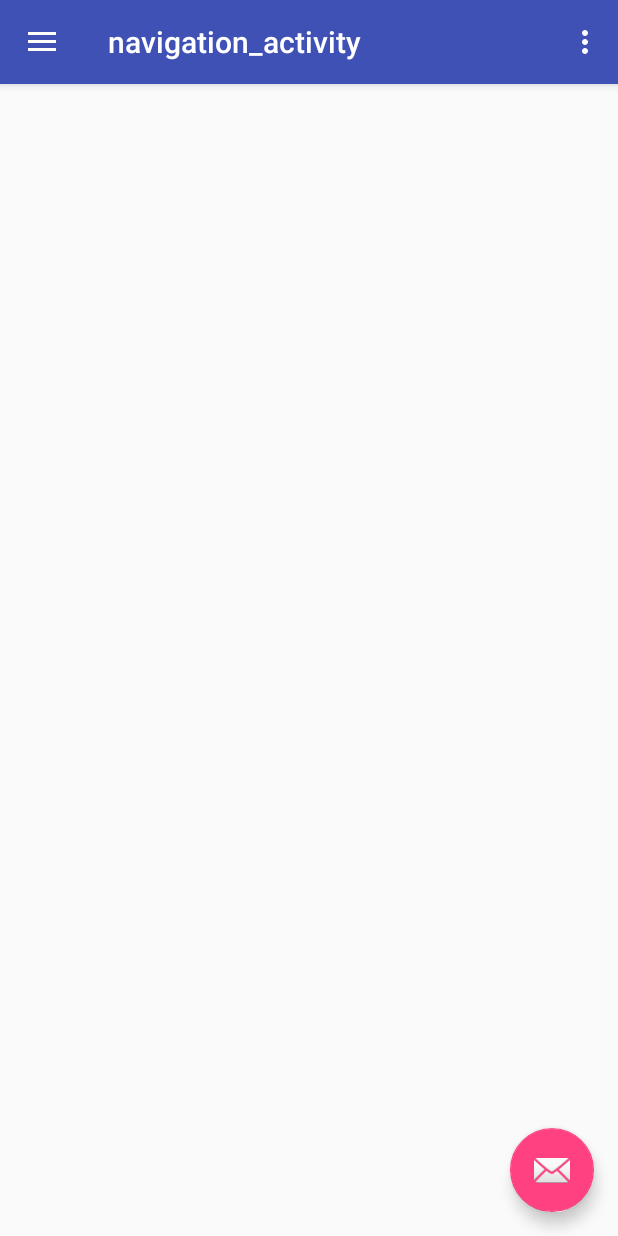
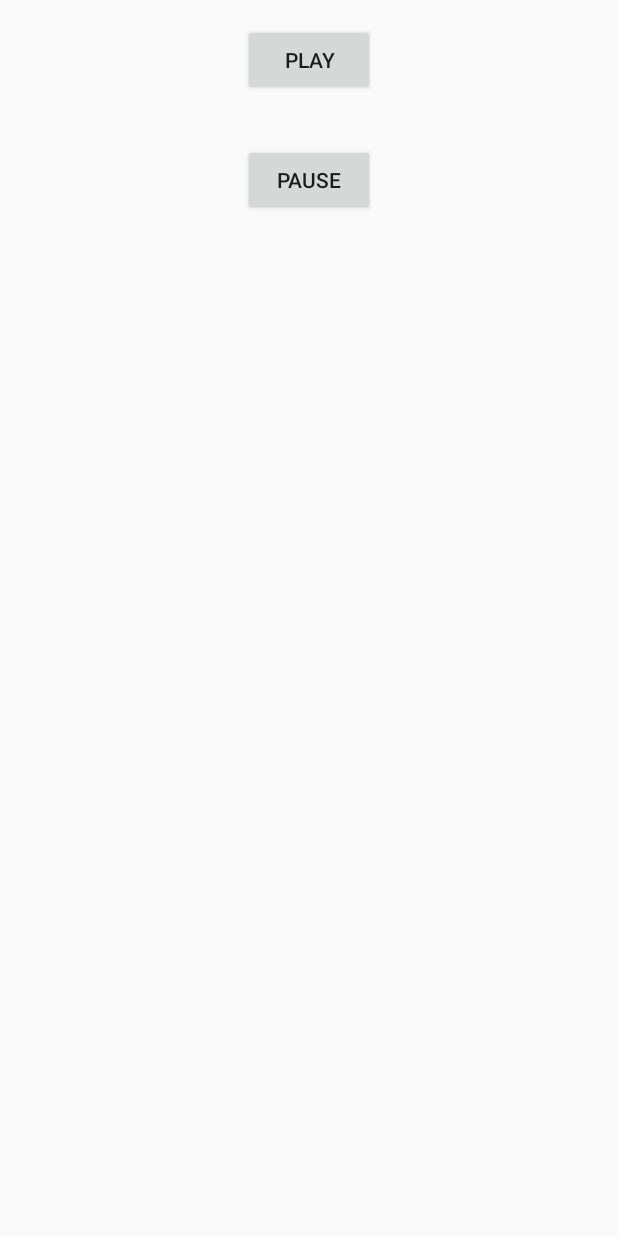
Before and after one commit to successanil/DemoMusicPlayer, an Android app: the screen it shows after launch (navigation_activity), on a phone screen of 412 x 824 dp. Run offline under Robolectric (Android 15) with nearby library versions, the phone set to English and light mode, and no system bars.

Commit message:
Song added with a working play button

```diff
--- a/AudioPlayer/app/src/main/AndroidManifest.xml
+++ b/AudioPlayer/app/src/main/AndroidManifest.xml
@@ -24,6 +24,10 @@
             </intent-filter>
 
         </activity>
+
+        <service android:name=".SongService"
+            android:label="AndroidService"/>
+
     </application>
 
 </manifest>
--- a/AudioPlayer/app/src/main/java/in/relsellglobal/audioplayer/navigation_activity.java
+++ b/AudioPlayer/app/src/main/java/in/relsellglobal/audioplayer/navigation_activity.java
@@ -4,6 +4,8 @@
 
 package in.relsellglobal.audioplayer;
 
+import android.content.Intent;
+import android.media.MediaPlayer;
 import android.os.Bundle;
 import android.support.design.widget.FloatingActionButton;
 import android.support.design.widget.Snackbar;
@@ -16,46 +18,46 @@ import android.support.v7.app.AppCompatActivity;
 import android.support.v7.widget.Toolbar;
 import android.view.Menu;
 import android.view.MenuItem;
+import android.widget.Button;
 //changed by ashish
 
 public class navigation_activity extends AppCompatActivity
         implements NavigationView.OnNavigationItemSelectedListener {
 
+
+
+    Intent serviceIntent;
+    Button play;
+    Button pause;
+
     @Override
     protected void onCreate(Bundle savedInstanceState) {
         super.onCreate(savedInstanceState);
-        setContentView(R.layout.activity_navigation_activity);
+        setContentView(R.layout.song_service);
         Toolbar toolbar = (Toolbar) findViewById(R.id.toolbar);
         setSupportActionBar(toolbar);
 
-        FloatingActionButton fab = (FloatingActionButton) findViewById(R.id.fab);
-        fab.setOnClickListener(new View.OnClickListener() {
+        //TODO inoke SongSerivice
+        serviceIntent = new Intent(this, SongService.class);
+
+        play = (Button) findViewById(R.id.play);
+        pause = (Button) findViewById(R.id.pause);
+//        startService(serviceIntent);
+
+        play.setOnClickListener(new View.OnClickListener() {
             @Override
             public void onClick(View view) {
-                Snackbar.make(view, "Replace with your own action", Snackbar.LENGTH_LONG)
-                        .setAction("Action", null).show();
+                startService(serviceIntent);
             }
         });
 
-        DrawerLayout drawer = (DrawerLayout) findViewById(R.id.drawer_layout);
-        ActionBarDrawerToggle toggle = new ActionBarDrawerToggle(
-                this, drawer, toolbar, R.string.navigation_drawer_open, R.string.navigation_drawer_close);
-        drawer.setDrawerListener(toggle);
-        toggle.syncState();
 
-        NavigationView navigationView = (NavigationView) findViewById(R.id.nav_view);
-        navigationView.setNavigationItemSelectedListener(this);
+
+
+
     }
 
-    @Override
-    public void onBackPressed() {
-        DrawerLayout drawer = (DrawerLayout) findViewById(R.id.drawer_layout);
-        if (drawer.isDrawerOpen(GravityCompat.START)) {
-            drawer.closeDrawer(GravityCompat.START);
-        } else {
-            super.onBackPressed();
-        }
-    }
+
 
     @Override
     public boolean onCreateOptionsMenu(Menu menu) {
--- a/AudioPlayer/app/src/main/res/layout/activity_navigation_activity.xml
+++ b/AudioPlayer/app/src/main/res/layout/activity_navigation_activity.xml
@@ -6,7 +6,8 @@
     android:layout_width="match_parent"
     android:layout_height="match_parent"
     android:fitsSystemWindows="true"
-    tools:openDrawer="start">
+    tools:openDrawer="start"
+    >
 
     <include
         layout="@layout/app_bar_navigation_activity"
--- /dev/null
+++ b/AudioPlayer/app/src/main/res/layout/song_service.xml
@@ -0,0 +1,29 @@
+<?xml version="1.0" encoding="utf-8"?>
+<LinearLayout xmlns:android="http://schemas.android.com/apk/res/android"
+    xmlns:tools="http://schemas.android.com/tools"
+    android:orientation="vertical"
+    android:layout_width="match_parent"
+    android:layout_height="match_parent"
+    tools:context="in.relsellglobal.audioplayer.SongService">
+
+    <Button
+        android:layout_width="wrap_content"
+        android:layout_height="wrap_content"
+        android:layout_margin="16dp"
+        android:layout_gravity="center"
+        android:text="play"
+        android:id="@+id/play"
+        />
+
+
+    <Button
+        android:layout_width="wrap_content"
+        android:layout_height="wrap_content"
+        android:layout_margin="16dp"
+        android:layout_gravity="center"
+        android:text="pause"
+        android:id="@+id/pause"
+        />
+
+
+</LinearLayout>
--- a/AudioPlayer/build.gradle
+++ b/AudioPlayer/build.gradle
@@ -5,7 +5,7 @@ buildscript {
         jcenter()
     }
     dependencies {
-        classpath 'com.android.tools.build:gradle:2.3.3'
+        classpath 'com.android.tools.build:gradle:3.0.0'
 
         // NOTE: Do not place your application dependencies here; they belong
         // in the individual module build.gradle files
```
Also changed, not shown: AudioPlayer/app/src/main/java/in/relsellglobal/audioplayer/SongService.java (added, +43 -0 lines), AudioPlayer/gradle/wrapper/gradle-wrapper.properties, 1 other file.
